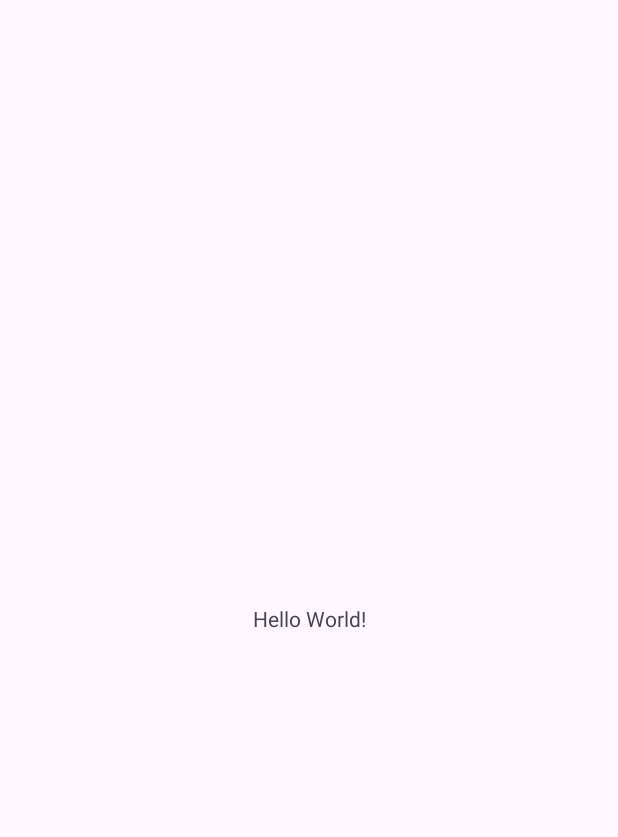
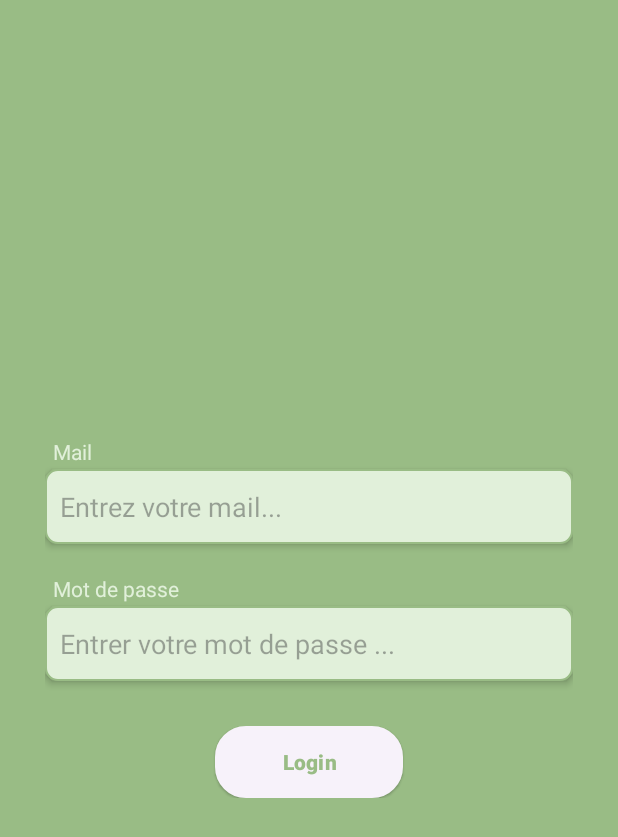
Before and after one commit to quanggdungg0609/ProjetMOC, an Android app: the screen it shows after launch (MainActivity), on a phone screen of 412 x 824 dp. Before the commit the part shown is almost empty. Shown: the top 837 px of the screen. Run offline under Robolectric (Android 15) with nearby library versions, the light colour scheme and no system bars.

Commit message:
fini layout de login activity

```diff
--- /dev/null
+++ b/android/app/src/main/res/drawable/login_button.xml
@@ -0,0 +1,15 @@
+<?xml version="1.0" encoding="utf-8"?>
+<selector xmlns:android="http://schemas.android.com/apk/res/android">
+
+    <item>
+
+        <shape android:shape="rectangle">
+            <solid android:color="#BFD8AF"/>
+            <stroke android:width="1dp"
+                android:color="#99BC85"/>
+            <corners android:radius="20dp"/>
+
+        </shape>
+
+    </item>
+</selector>
--- /dev/null
+++ b/android/app/src/main/res/drawable/text_input.xml
@@ -0,0 +1,14 @@
+<?xml version="1.0" encoding="utf-8"?>
+<selector xmlns:android="http://schemas.android.com/apk/res/android">
+ <item>
+    <shape android:shape="rectangle">
+        <solid android:color="#E1F0DA"/>
+        <corners android:radius="8dp"/>
+        <stroke android:width="1dp"
+            android:color="#99BC85"/>
+        <size android:width="50dp"
+                android:height="50dp" />
+    </shape>
+
+ </item>
+</selector>
--- a/android/app/src/main/res/layout/activity_main.xml
+++ b/android/app/src/main/res/layout/activity_main.xml
@@ -1,18 +1,88 @@
 <?xml version="1.0" encoding="utf-8"?>
-<androidx.constraintlayout.widget.ConstraintLayout xmlns:android="http://schemas.android.com/apk/res/android"
+<LinearLayout xmlns:android="http://schemas.android.com/apk/res/android"
     xmlns:app="http://schemas.android.com/apk/res-auto"
     xmlns:tools="http://schemas.android.com/tools"
+    android:id="@+id/LayoutMainActivity"
     android:layout_width="match_parent"
     android:layout_height="match_parent"
+    android:background="#99BC85"
+    android:elevation="3dp"
+    android:gravity="center_vertical"
+    android:orientation="vertical"
+    android:paddingLeft="30dp"
+    android:paddingRight="30dp"
     tools:context=".MainActivity">
 
     <TextView
-        android:layout_width="wrap_content"
+        android:id="@+id/textView"
+        android:layout_width="match_parent"
         android:layout_height="wrap_content"
-        android:text="Hello World!"
-        app:layout_constraintBottom_toBottomOf="parent"
-        app:layout_constraintEnd_toEndOf="parent"
-        app:layout_constraintStart_toStartOf="parent"
-        app:layout_constraintTop_toTopOf="parent" />
+        android:layout_marginStart="5dp"
+        android:layout_marginBottom="2dp"
+        android:text="Mail"
+        android:textColor="#E1F0DA" />
 
-</androidx.constraintlayout.widget.ConstraintLayout>
+    <EditText
+        android:id="@+id/edtMail"
+        android:layout_width="match_parent"
+        android:layout_height="wrap_content"
+        android:layout_marginBottom="20dp"
+        android:background="@drawable/text_input"
+        android:elevation="3dp"
+        android:ems="10"
+        android:hint="Entrez votre mail..."
+        android:inputType="text"
+        android:padding="10dp"
+        android:paddingStart="10dp"
+        android:textColor="#84A671" />
+
+    <TextView
+        android:id="@+id/textView2"
+        android:layout_width="match_parent"
+        android:layout_height="wrap_content"
+        android:layout_marginLeft="5dp"
+        android:layout_marginBottom="2dp"
+        android:text="Mot de passe"
+
+        android:textColor="#E1F0DA" />
+
+    <EditText
+        android:id="@+id/edtMDP"
+        android:layout_width="match_parent"
+        android:layout_height="wrap_content"
+        android:layout_marginBottom="30dp"
+        android:background="@drawable/text_input"
+        android:elevation="3dp"
+        android:ems="10"
+        android:hint="Entrer votre mot de passe ..."
+        android:inputType="text"
+        android:padding="10dp"
+        android:paddingStart="10dp"
+        android:textColor="#84A671" />
+
+    <LinearLayout
+        android:layout_width="match_parent"
+        android:layout_height="wrap_content"
+        android:gravity="center_horizontal|center_vertical"
+        android:orientation="horizontal">
+
+        <Button
+            android:id="@+id/btnLogin"
+            style="@style/Widget.Material3.Button.ElevatedButton"
+            android:layout_width="125dp"
+            android:layout_height="wrap_content"
+            android:width="80dp"
+            android:background="@drawable/login_button"
+            android:elevation="5dp"
+            android:maxWidth="80dp"
+            android:paddingLeft="30dp"
+            android:paddingTop="10dp"
+            android:paddingRight="30dp"
+            android:paddingBottom="10dp"
+            android:text="Login"
+            android:textColor="#99BC85"
+            android:textIsSelectable="false"
+            android:textStyle="bold" />
+    </LinearLayout>
+
+</LinearLayout>
--- a/android/app/src/main/res/values/themes.xml
+++ b/android/app/src/main/res/values/themes.xml
@@ -3,6 +3,9 @@
     <style name="Base.Theme.ProjetMOC" parent="Theme.Material3.DayNight.NoActionBar">
         <!-- Customize your light theme here. -->
         <!-- <item name="colorPrimary">@color/my_light_primary</item> -->
+        <item name="android:windowTranslucentStatus">true</item>
+
+        <item name="android:statusBarColor" >@android:color/transparent</item>
     </style>
 
     <style name="Theme.ProjetMOC" parent="Base.Theme.ProjetMOC" />
```
Also changed, not shown: 2 other files.
